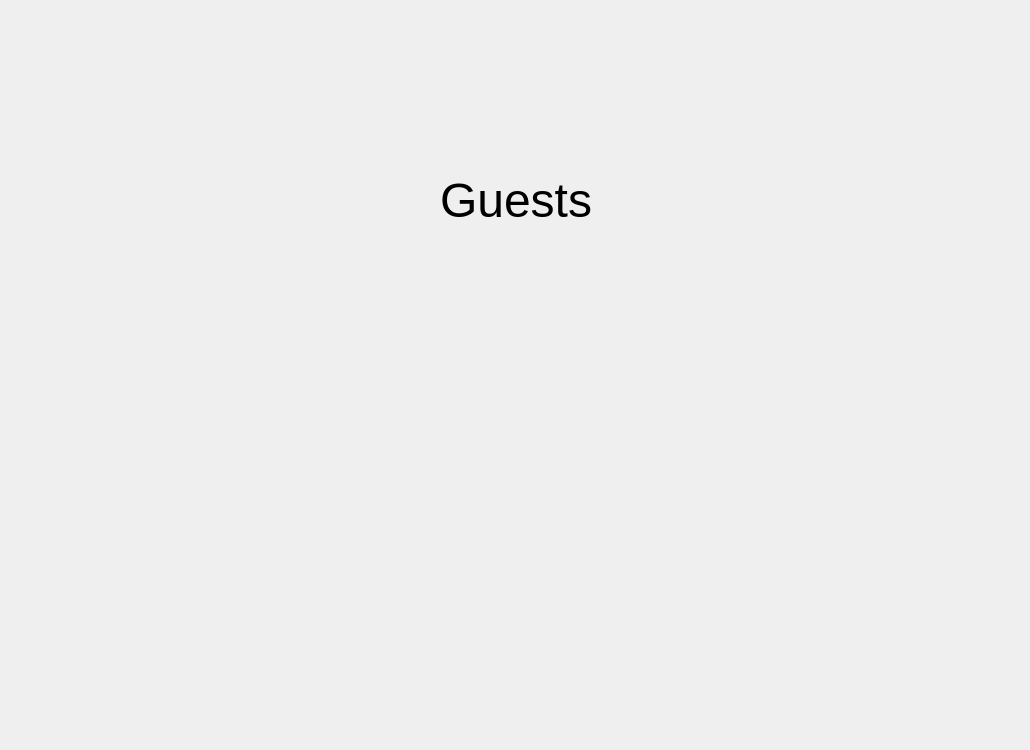
This is ui_files/guests_page.ui in xbryan25/hotel-management-system as Qt 5 draws it before an edit. The edited form follows.
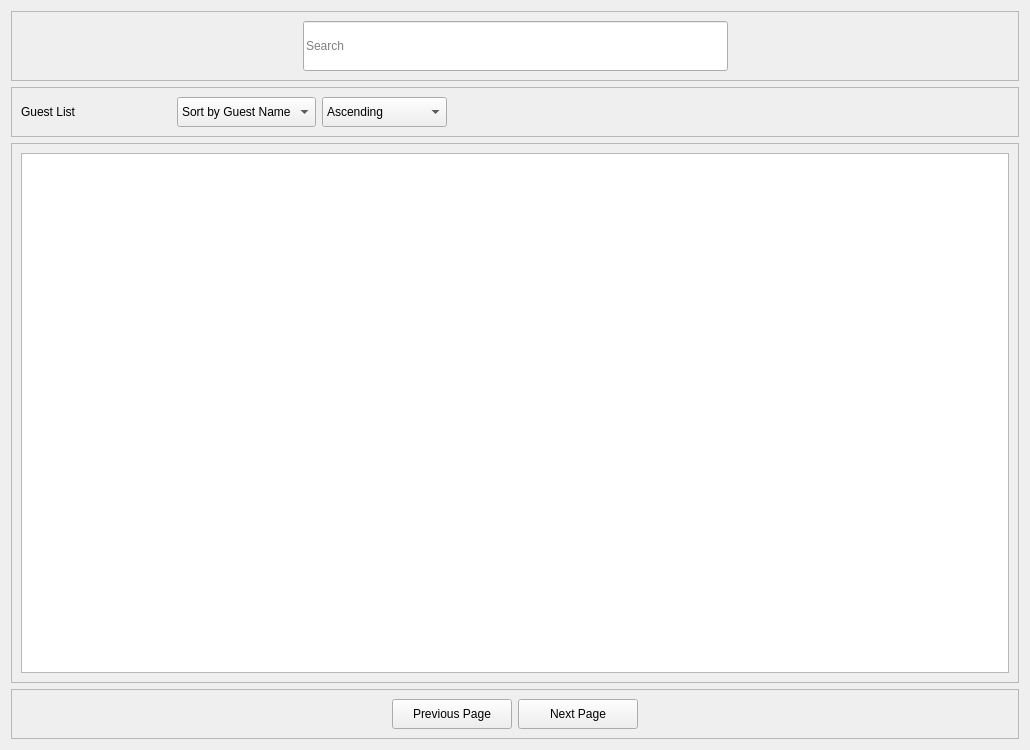
This is the edited form.

Commit message: feat(guests_page): add UI elements designed in Qt Designer

Patch:
```diff
--- a/ui_files/guests_page.ui
+++ b/ui_files/guests_page.ui
@@ -19,24 +19,227 @@
   <property name="windowTitle">
    <string>Form</string>
   </property>
-  <widget class="QLabel" name="label">
-   <property name="geometry">
-    <rect>
-     <x>440</x>
-     <y>140</y>
-     <width>221</width>
-     <height>121</height>
-    </rect>
-   </property>
-   <property name="font">
-    <font>
-     <pointsize>36</pointsize>
-    </font>
-   </property>
-   <property name="text">
-    <string>Guests</string>
-   </property>
-  </widget>
+  <layout class="QGridLayout" name="gridLayout">
+   <item row="1" column="0">
+    <widget class="QFrame" name="guest_list_label_and_actions_frame">
+     <property name="minimumSize">
+      <size>
+       <width>0</width>
+       <height>50</height>
+      </size>
+     </property>
+     <property name="frameShape">
+      <enum>QFrame::StyledPanel</enum>
+     </property>
+     <property name="frameShadow">
+      <enum>QFrame::Raised</enum>
+     </property>
+     <layout class="QGridLayout" name="gridLayout_4">
+      <item row="1" column="1">
+       <widget class="QComboBox" name="sort_by_combobox">
+        <property name="minimumSize">
+         <size>
+          <width>125</width>
+          <height>30</height>
+         </size>
+        </property>
+        <item>
+         <property name="text">
+          <string>Sort by Guest Name</string>
+         </property>
+        </item>
+       </widget>
+      </item>
+      <item row="1" column="0">
+       <widget class="QLabel" name="guest_list_label">
+        <property name="minimumSize">
+         <size>
+          <width>150</width>
+          <height>0</height>
+         </size>
+        </property>
+        <property name="text">
+         <string>Guest List</string>
+        </property>
+       </widget>
+      </item>
+      <item row="1" column="2">
+       <widget class="QComboBox" name="sort_type_combobox">
+        <property name="minimumSize">
+         <size>
+          <width>125</width>
+          <height>30</height>
+         </size>
+        </property>
+        <item>
+         <property name="text">
+          <string>Ascending</string>
+         </property>
+        </item>
+       </widget>
+      </item>
+      <item row="1" column="3">
+       <spacer name="hs_3">
+        <property name="orientation">
+         <enum>Qt::Horizontal</enum>
+        </property>
+        <property name="sizeHint" stdset="0">
+         <size>
+          <width>40</width>
+          <height>20</height>
+         </size>
+        </property>
+       </spacer>
+      </item>
+     </layout>
+    </widget>
+   </item>
+   <item row="0" column="0">
+    <widget class="QFrame" name="search_bar_frame">
+     <property name="minimumSize">
+      <size>
+       <width>0</width>
+       <height>50</height>
+      </size>
+     </property>
+     <property name="frameShape">
+      <enum>QFrame::StyledPanel</enum>
+     </property>
+     <property name="frameShadow">
+      <enum>QFrame::Raised</enum>
+     </property>
+     <layout class="QGridLayout" name="gridLayout_3">
+      <item row="0" column="0">
+       <spacer name="hs_1">
+        <property name="orientation">
+         <enum>Qt::Horizontal</enum>
+        </property>
+        <property name="sizeHint" stdset="0">
+         <size>
+          <width>40</width>
+          <height>20</height>
+         </size>
+        </property>
+       </spacer>
+      </item>
+      <item row="0" column="1">
+       <widget class="QLineEdit" name="search_lineedit">
+        <property name="minimumSize">
+         <size>
+          <width>425</width>
+          <height>50</height>
+         </size>
+        </property>
+        <property name="readOnly">
+         <bool>false</bool>
+        </property>
+        <property name="placeholderText">
+         <string>Search</string>
+        </property>
+       </widget>
+      </item>
+      <item row="0" column="2">
+       <spacer name="hs_2">
+        <property name="orientation">
+         <enum>Qt::Horizontal</enum>
+        </property>
+        <property name="sizeHint" stdset="0">
+         <size>
+          <width>40</width>
+          <height>20</height>
+         </size>
+        </property>
+       </spacer>
+      </item>
+     </layout>
+    </widget>
+   </item>
+   <item row="2" column="0">
+    <widget class="QFrame" name="guest_table_view_frame">
+     <property name="frameShape">
+      <enum>QFrame::StyledPanel</enum>
+     </property>
+     <property name="frameShadow">
+      <enum>QFrame::Raised</enum>
+     </property>
+     <layout class="QGridLayout" name="gridLayout_2">
+      <item row="0" column="0">
+       <widget class="QTableView" name="guest_table_view"/>
+      </item>
+     </layout>
+    </widget>
+   </item>
+   <item row="3" column="0">
+    <widget class="QFrame" name="page_buttons_frame">
+     <property name="minimumSize">
+      <size>
+       <width>0</width>
+       <height>50</height>
+      </size>
+     </property>
+     <property name="frameShape">
+      <enum>QFrame::StyledPanel</enum>
+     </property>
+     <property name="frameShadow">
+      <enum>QFrame::Raised</enum>
+     </property>
+     <layout class="QGridLayout" name="gridLayout_5">
+      <item row="0" column="0">
+       <spacer name="hs_4">
+        <property name="orientation">
+         <enum>Qt::Horizontal</enum>
+        </property>
+        <property name="sizeHint" stdset="0">
+         <size>
+          <width>40</width>
+          <height>20</height>
+         </size>
+        </property>
+       </spacer>
+      </item>
+      <item row="0" column="2">
+       <widget class="QPushButton" name="next_page_button">
+        <property name="minimumSize">
+         <size>
+          <width>120</width>
+          <height>30</height>
+         </size>
+        </property>
+        <property name="text">
+         <string>Next Page</string>
+        </property>
+       </widget>
+      </item>
+      <item row="0" column="1">
+       <widget class="QPushButton" name="previous_page_button">
+        <property name="minimumSize">
+         <size>
+          <width>120</width>
+          <height>30</height>
+         </size>
+        </property>
+        <property name="text">
+         <string>Previous Page</string>
+        </property>
+       </widget>
+      </item>
+      <item row="0" column="3">
+       <spacer name="hs_5">
+        <property name="orientation">
+         <enum>Qt::Horizontal</enum>
+        </property>
+        <property name="sizeHint" stdset="0">
+         <size>
+          <width>40</width>
+          <height>20</height>
+         </size>
+        </property>
+       </spacer>
+      </item>
+     </layout>
+    </widget>
+   </item>
+  </layout>
  </widget>
  <resources/>
  <connections/>
```
The commit also changes 3 other files.
